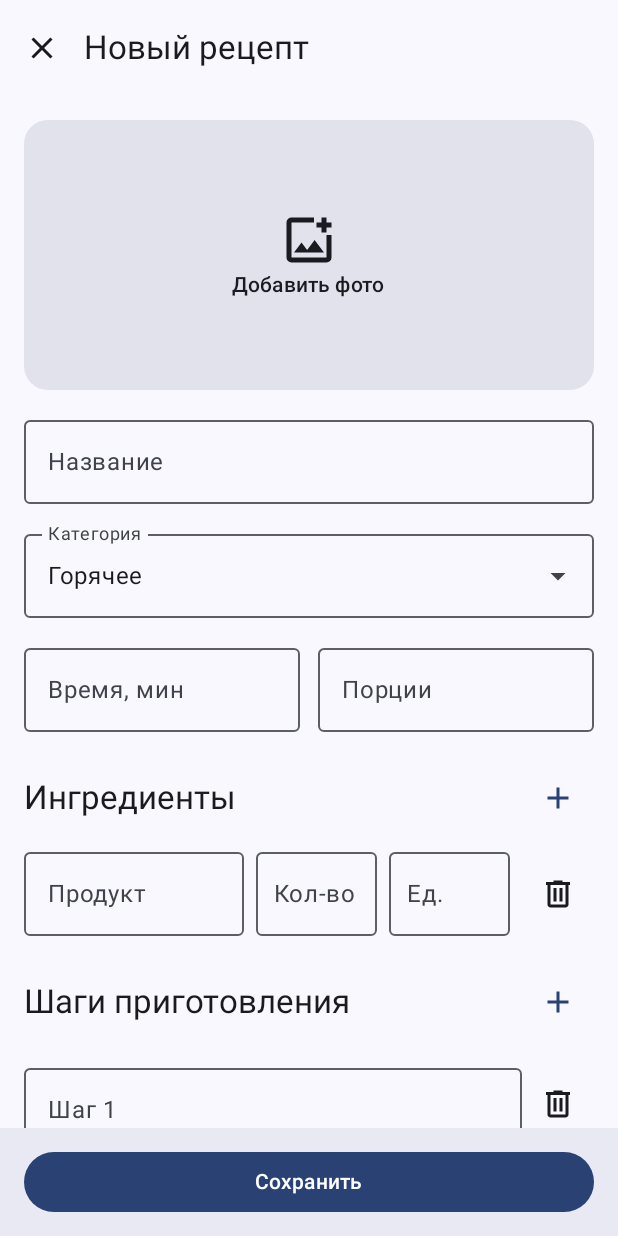
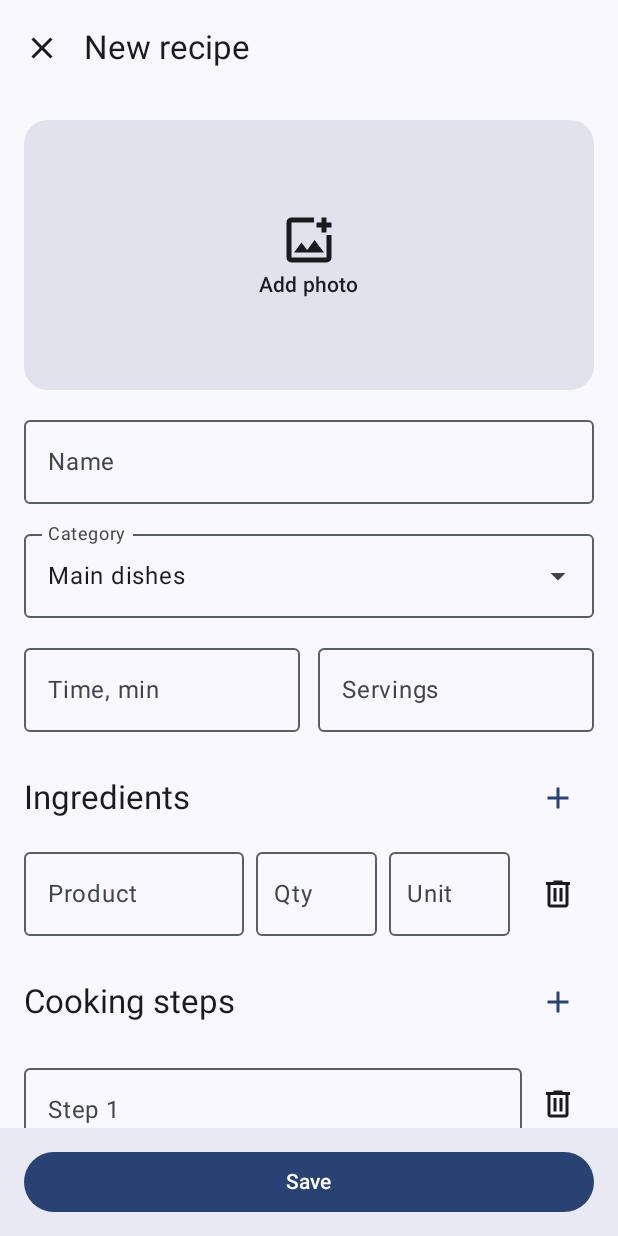
Before and after one commit to CRAZYS0K/Sok_Kotlin_Lab3-4, an Android app built with Jetpack Compose: the EditRecipeActivity screen opened directly, with no data from a screen before it, on a phone screen of 412 x 824 dp. Run offline under Robolectric (Android 15) with nearby library versions, the phone set to English and light mode, and no system bars.

Commit message:
feat(i18n): add english translation

```diff
--- a/app/build.gradle.kts
+++ b/app/build.gradle.kts
@@ -33,6 +33,9 @@ android {
     buildFeatures {
         compose = true
     }
+    androidResources {
+        generateLocaleConfig = true
+    }
 }
 
 dependencies {
--- /dev/null
+++ b/app/src/main/res/resources.properties
@@ -0,0 +1 @@
+unqualifiedResLocale=en-US
--- a/app/src/main/res/values/strings.xml
+++ b/app/src/main/res/values/strings.xml
@@ -1,72 +1,70 @@
-<resources xmlns:tools="http://schemas.android.com/tools" tools:locale="ru">
-    <string name="app_name">Книга рецептов</string>
+<resources>
+    <string name="app_name">Recipe Book</string>
 
-    <string name="search_hint">Поиск рецептов</string>
-    <string name="clear_search">Очистить поиск</string>
-    <string name="filter_all">Все</string>
-    <string name="filter_favorites">Избранное</string>
-    <string name="favorite">Избранное</string>
-    <string name="empty_book">В книге пока нет рецептов</string>
-    <string name="nothing_found">Ничего не найдено</string>
-    <string name="add_recipe">Добавить рецепт</string>
-    <string name="recipe_saved">Рецепт сохранён</string>
-    <string name="minutes_short">%1$d мин</string>
+    <string name="search_hint">Search recipes</string>
+    <string name="clear_search">Clear search</string>
+    <string name="filter_all">All</string>
+    <string name="filter_favorites">Favorites</string>
+    <string name="favorite">Favorite</string>
+    <string name="empty_book">There are no recipes yet</string>
+    <string name="nothing_found">Nothing found</string>
+    <string name="add_recipe">Add recipe</string>
+    <string name="recipe_saved">Recipe saved</string>
+    <string name="minutes_short">%1$d min</string>
     <plurals name="servings_count">
-        <item quantity="one">%d порция</item>
-        <item quantity="few">%d порции</item>
-        <item quantity="many">%d порций</item>
-        <item quantity="other">%d порции</item>
+        <item quantity="one">%d serving</item>
+        <item quantity="other">%d servings</item>
     </plurals>
 
-    <string name="back">Назад</string>
-    <string name="servings_label">Порции</string>
-    <string name="decrease_servings">Меньше порций</string>
-    <string name="increase_servings">Больше порций</string>
-    <string name="ingredients">Ингредиенты</string>
-    <string name="cooking">Приготовление</string>
-    <string name="no_ingredients">Ингредиенты не указаны</string>
-    <string name="no_steps">Шаги приготовления не указаны</string>
-    <string name="edit">Изменить</string>
-    <string name="delete">Удалить</string>
-    <string name="delete_question">Удалить рецепт?</string>
-    <string name="delete_message">Рецепт «%1$s» будет удалён вместе с ингредиентами и шагами.</string>
-    <string name="cancel">Отмена</string>
-    <string name="recipe_deleted">Рецепт удалён</string>
+    <string name="back">Back</string>
+    <string name="servings_label">Servings</string>
+    <string name="decrease_servings">Fewer servings</string>
+    <string name="increase_servings">More servings</string>
+    <string name="ingredients">Ingredients</string>
+    <string name="cooking">Cooking</string>
+    <string name="no_ingredients">No ingredients</string>
+    <string name="no_steps">No cooking steps</string>
+    <string name="edit">Edit</string>
+    <string name="delete">Delete</string>
+    <string name="delete_question">Delete this recipe?</string>
+    <string name="delete_message">“%1$s” will be deleted together with its ingredients and steps.</string>
+    <string name="cancel">Cancel</string>
+    <string name="recipe_deleted">Recipe deleted</string>
 
-    <string name="new_recipe">Новый рецепт</string>
-    <string name="edit_recipe">Изменить рецепт</string>
-    <string name="close">Закрыть</string>
-    <string name="add_photo">Добавить фото</string>
-    <string name="remove_photo">Удалить фото</string>
-    <string name="photo_error">Не удалось открыть фото</string>
-    <string name="name">Название</string>
-    <string name="category">Категория</string>
-    <string name="time_minutes">Время, мин</string>
-    <string name="ingredient_name">Продукт</string>
-    <string name="ingredient_amount">Кол-во</string>
-    <string name="ingredient_unit">Ед.</string>
-    <string name="add_ingredient">Добавить ингредиент</string>
-    <string name="remove_ingredient">Удалить ингредиент</string>
-    <string name="cooking_steps">Шаги приготовления</string>
-    <string name="step_number">Шаг %1$d</string>
-    <string name="add_step">Добавить шаг</string>
-    <string name="remove_step">Удалить шаг</string>
-    <string name="save">Сохранить</string>
-    <string name="error_empty">Заполните поле</string>
-    <string name="error_not_number">Введите целое число</string>
-    <string name="error_not_positive">Должно быть больше нуля</string>
-    <string name="error_too_large">Слишком большое число</string>
-    <string name="error_ingredient_name">Укажите название продукта</string>
-    <string name="error_amount_empty">Укажите количество</string>
-    <string name="error_amount_not_number">Количество должно быть числом, например 0,5</string>
-    <string name="error_amount_not_positive">Количество должно быть больше нуля</string>
-    <string name="error_amount_too_large">Слишком большое количество</string>
+    <string name="new_recipe">New recipe</string>
+    <string name="edit_recipe">Edit recipe</string>
+    <string name="close">Close</string>
+    <string name="add_photo">Add photo</string>
+    <string name="remove_photo">Remove photo</string>
+    <string name="photo_error">Could not open the photo</string>
+    <string name="name">Name</string>
+    <string name="category">Category</string>
+    <string name="time_minutes">Time, min</string>
+    <string name="ingredient_name">Product</string>
+    <string name="ingredient_amount">Qty</string>
+    <string name="ingredient_unit">Unit</string>
+    <string name="add_ingredient">Add ingredient</string>
+    <string name="remove_ingredient">Remove ingredient</string>
+    <string name="cooking_steps">Cooking steps</string>
+    <string name="step_number">Step %1$d</string>
+    <string name="add_step">Add step</string>
+    <string name="remove_step">Remove step</string>
+    <string name="save">Save</string>
+    <string name="error_empty">Fill in this field</string>
+    <string name="error_not_number">Enter a whole number</string>
+    <string name="error_not_positive">Must be greater than zero</string>
+    <string name="error_too_large">The number is too large</string>
+    <string name="error_ingredient_name">Enter the product name</string>
+    <string name="error_amount_empty">Enter the amount</string>
+    <string name="error_amount_not_number">The amount must be a number, for example 0.5</string>
+    <string name="error_amount_not_positive">The amount must be greater than zero</string>
+    <string name="error_amount_too_large">The amount is too large</string>
 
-    <string name="category_breakfast">Завтраки</string>
-    <string name="category_soup">Супы</string>
-    <string name="category_main">Горячее</string>
-    <string name="category_baking">Выпечка</string>
-    <string name="category_salad">Салаты</string>
-    <string name="category_dessert">Десерты</string>
-    <string name="category_other">Другое</string>
+    <string name="category_breakfast">Breakfast</string>
+    <string name="category_soup">Soups</string>
+    <string name="category_main">Main dishes</string>
+    <string name="category_baking">Baking</string>
+    <string name="category_salad">Salads</string>
+    <string name="category_dessert">Desserts</string>
+    <string name="category_other">Other</string>
 </resources>
```
Also changed, not shown: 1 other file.
